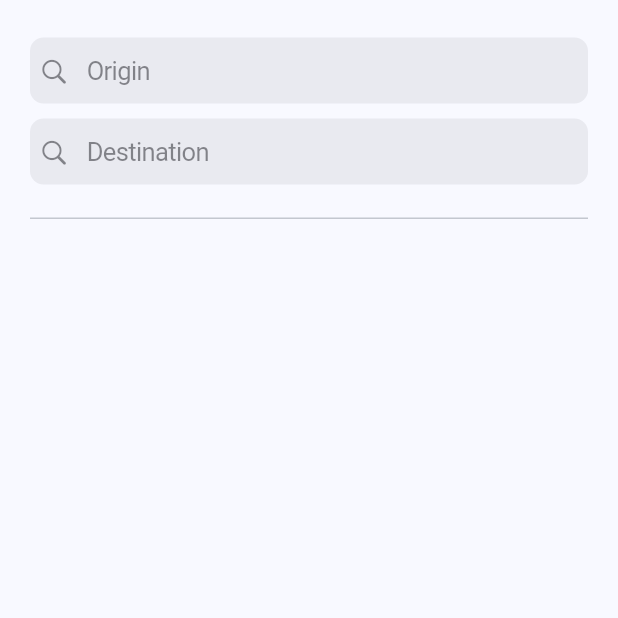
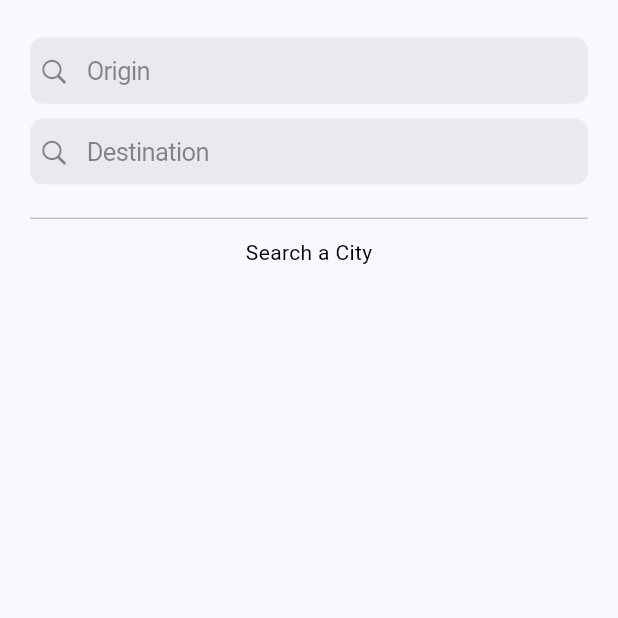
Before and after one commit to saninthottungal/fairFlights, a Flutter app: the ScreenSearch screen opened directly, on a phone screen of 412 x 824 dp, the top half of it. Run offline on Flutter 3.47's test engine with Material 3 defaults, Android fonts, the phone set to English and light mode, and no system bars; our stand-ins replace dio, google_fonts; missing offline and left inert: scrollable_clean_calendar.

Commit message:
changes on citysearch

```diff
--- a/lib/Providers/CitySearchProviders/CitySearchProvider.dart
+++ b/lib/Providers/CitySearchProviders/CitySearchProvider.dart
@@ -5,6 +5,7 @@ class CitySearchProvider extends ChangeNotifier {
   bool isLoading = false;
   List<CityModel> cites = [];
   bool isEmpty = false;
+  bool firstLoading = true;
 
   set updateCities(List<CityModel> values) {
     cites = values;
@@ -19,4 +20,8 @@ class CitySearchProvider extends ChangeNotifier {
   set setEmpty(bool value) {
     isEmpty = value;
   }
+
+  set setFirstLoading(bool value) {
+    firstLoading = value;
+  }
 }
--- a/lib/Screens/ScreenSearch/ScreenSearch.dart
+++ b/lib/Screens/ScreenSearch/ScreenSearch.dart
@@ -36,6 +36,7 @@ class ScreenSearch extends StatelessWidget {
               onChanged: (value) async {
                 final provider =
                     Provider.of<CitySearchProvider>(context, listen: false);
+                provider.setFirstLoading = false;
                 provider.loading = true;
                 provider.isEmpty = false;
                 if (value.trim().isEmpty) {
@@ -66,6 +67,7 @@ class ScreenSearch extends StatelessWidget {
                 final provider = Provider.of<CitySearchProvider>(
                     scaffoldKey.currentContext!,
                     listen: false);
+                provider.setFirstLoading = false;
                 provider.loading = true;
                 provider.isEmpty = false;
 
@@ -98,12 +100,18 @@ class ScreenSearch extends StatelessWidget {
 
             //listview separated
             Consumer<CitySearchProvider>(builder: (context, cityProvider, _) {
-              return cityProvider.isEmpty
-                  ? const Text(
+              if (cityProvider.isEmpty) {
+                return const Text(
                   "List is empty",
                   style: TextStyle(color: Colors.black),
-                    )
-                  : Expanded(
+                );
+              } else if (cityProvider.firstLoading) {
+                return const Text(
+                  "Search a City",
+                  style: TextStyle(color: Colors.black),
+                );
+              } else {
+                return Expanded(
                   child: ListView.separated(
                     itemBuilder: (context, index) {
                       final city = cityProvider.cites[index];
@@ -115,8 +123,7 @@ class ScreenSearch extends StatelessWidget {
                       }
                       final mainAirport =
                           city.name ?? city.mainAirportName ?? '';
-                          final cityAirport =
-                              city.mainAirportName ?? "Any Airport";
+                      final cityAirport = city.mainAirportName ?? "Any Airport";
 
                       return ListTile(
                         leading: Container(
@@ -135,8 +142,8 @@ class ScreenSearch extends StatelessWidget {
                             isCity ? city.name ?? '' : city.cityName ?? ''),
                         subtitle: Text(isCity ? cityAirport : mainAirport),
                         onTap: () {
-                              final fromtoProvider =
-                                  Provider.of<FromToProvider>(context,
+                          final fromtoProvider = Provider.of<FromToProvider>(
+                              context,
                               listen: false);
 
                           if (fromtoProvider.selectedField ==
@@ -152,7 +159,11 @@ class ScreenSearch extends StatelessWidget {
                               fromController.text =
                                   isCity ? city.name! : city.cityName!;
                             }
+
                             Navigator.of(context).pop();
+                            Provider.of<CitySearchProvider>(context,
+                                    listen: false)
+                                .setFirstLoading = true;
                           }
                         },
                       );
@@ -163,6 +174,7 @@ class ScreenSearch extends StatelessWidget {
                     itemCount: cityProvider.cites.length,
                   ),
                 );
+              }
             }),
           ],
         ),
```
Lines whose indentation alone changed are shown as unchanged.
